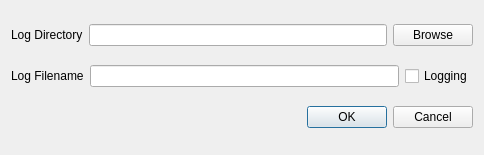
This is mqt/MqtRotator/logdialog.ui in zsteva/backup-minos2 as Qt 5 draws it before an edit. The edited form follows.
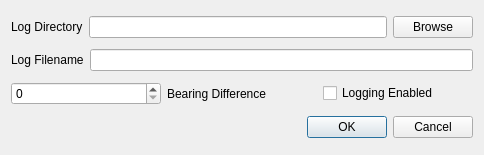
This is the edited form.

Commit message: created initial log dialog box

Patch:
```diff
--- a/mqt/MqtRotator/logdialog.ui
+++ b/mqt/MqtRotator/logdialog.ui
@@ -23,7 +23,7 @@
    <item>
     <layout class="QHBoxLayout" name="horizontalLayout">
      <item>
-      <widget class="QLabel" name="label">
+      <widget class="QLabel" name="label_2">
        <property name="text">
         <string>Log Directory</string>
        </property>
@@ -44,19 +44,37 @@
    <item>
     <layout class="QHBoxLayout" name="horizontalLayout_2">
      <item>
-      <widget class="QLabel" name="label_2">
+      <widget class="QLabel" name="label">
        <property name="text">
         <string>Log Filename</string>
        </property>
       </widget>
      </item>
      <item>
-      <widget class="QLineEdit" name="logFilenameEdit"/>
+      <widget class="QLineEdit" name="logFilenameEdit">
+       <property name="maxLength">
+        <number>50</number>
+       </property>
+      </widget>
+     </item>
+    </layout>
+   </item>
+   <item>
+    <layout class="QHBoxLayout" name="horizontalLayout_3">
+     <item>
+      <widget class="QSpinBox" name="bearingDifferenceSBox"/>
+     </item>
+     <item>
+      <widget class="QLabel" name="label_3">
+       <property name="text">
+        <string>Bearing Difference</string>
+       </property>
+      </widget>
      </item>
      <item>
       <widget class="QCheckBox" name="logcheckBox">
        <property name="text">
-        <string>Logging</string>
+        <string>Logging Enabled</string>
        </property>
       </widget>
      </item>
```
Left out of the diff: 15 changed lines with no effect on the pictures. The commit also changes 6 other files.
